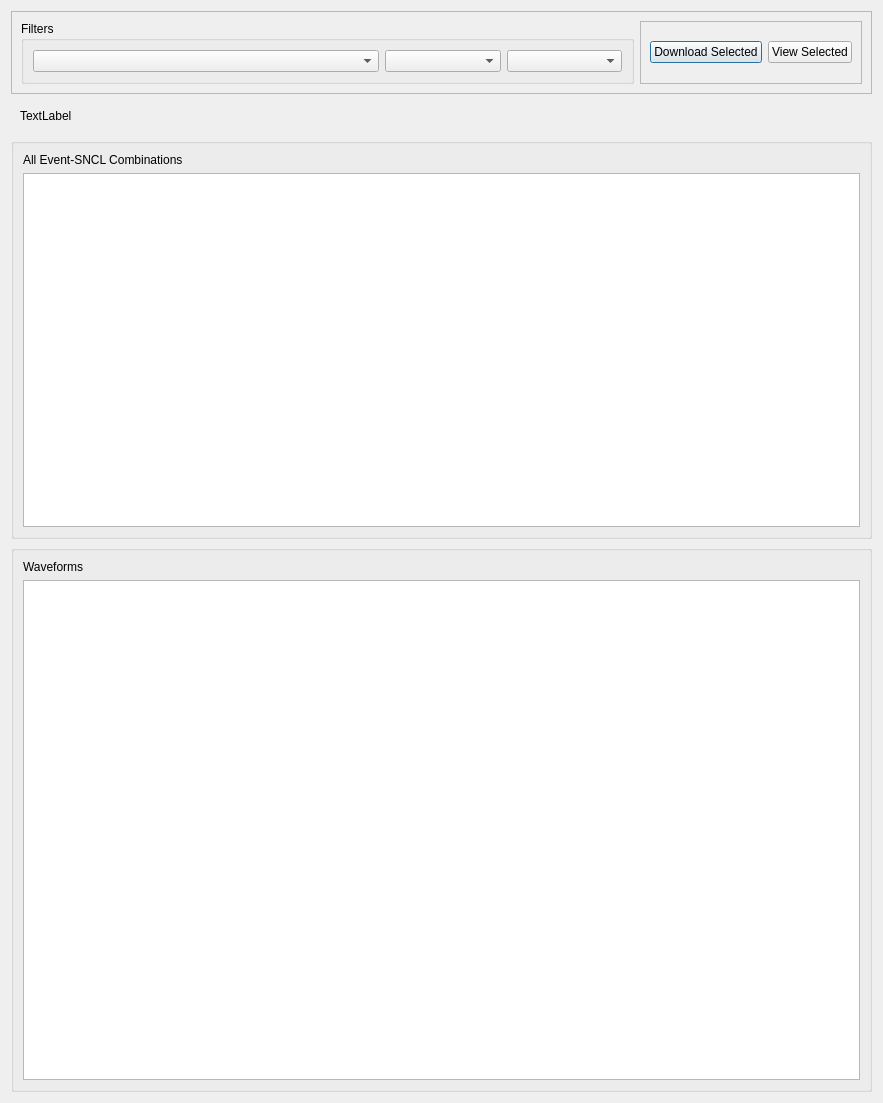
Above: pyweed/WaveformDialog.ui from iris-edu/pyweed before the change. Below: the same form after it.
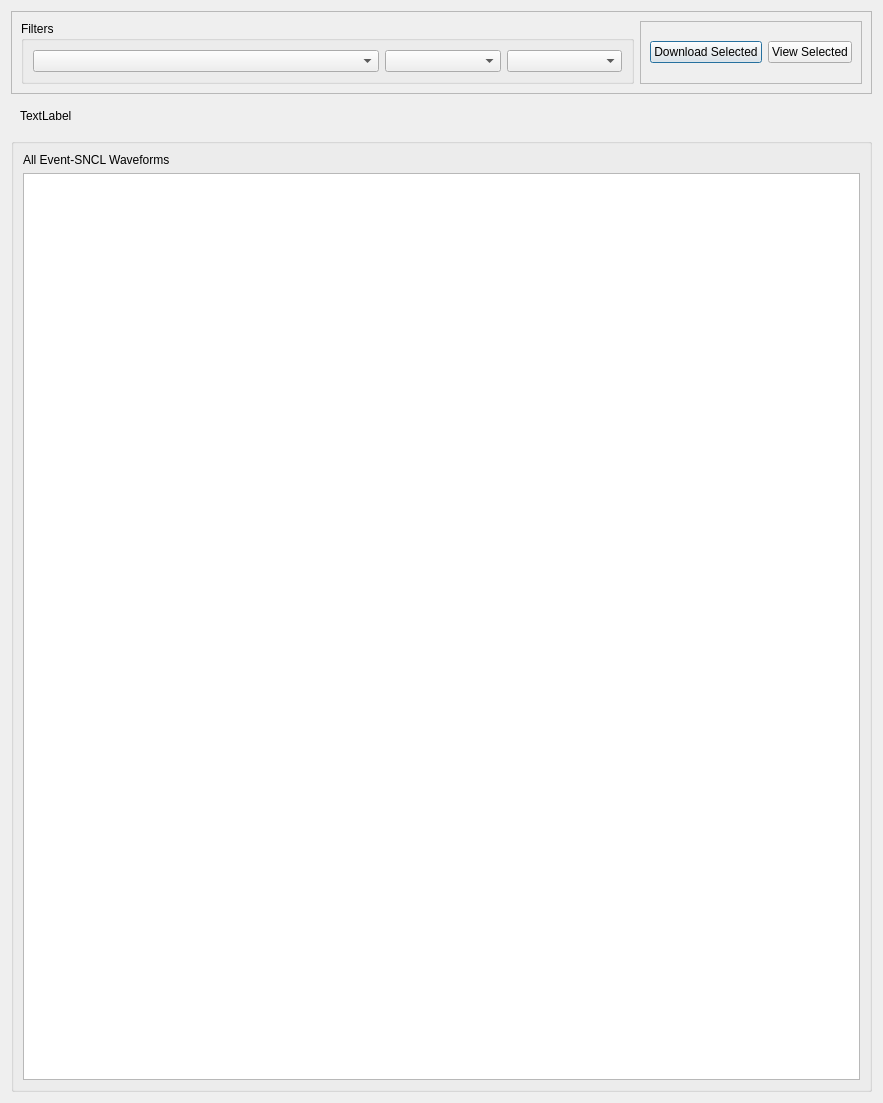
That is the form after the change.

Commit message: working waveforms table

Patch:
```diff
--- a/pyweed/WaveformDialog.ui
+++ b/pyweed/WaveformDialog.ui
@@ -89,7 +89,7 @@
       <item>
        <widget class="QLabel" name="selectionLabel">
         <property name="text">
-         <string>All Event-SNCL Combinations</string>
+         <string>All Event-SNCL Waveforms</string>
         </property>
        </widget>
       </item>
@@ -112,38 +112,6 @@
      </layout>
     </widget>
    </item>
-   <item>
-    <widget class="QGroupBox" name="waveformGroupBox">
-     <layout class="QVBoxLayout" name="verticalLayout_3">
-      <item>
-       <widget class="QLabel" name="waveformLabel">
-        <property name="minimumSize">
-         <size>
-          <width>0</width>
-          <height>0</height>
-         </size>
-        </property>
-        <property name="text">
-         <string>Waveforms</string>
-        </property>
-       </widget>
-      </item>
-      <item>
-       <widget class="QTableWidget" name="waveformTable">
-        <property name="minimumSize">
-         <size>
-          <width>500</width>
-          <height>500</height>
-         </size>
-        </property>
-        <property name="verticalScrollMode">
-         <enum>QAbstractItemView::ScrollPerItem</enum>
-        </property>
-       </widget>
-      </item>
-     </layout>
-    </widget>
-   </item>
   </layout>
  </widget>
  <resources/>
```
The commit also changes 3 other files.
